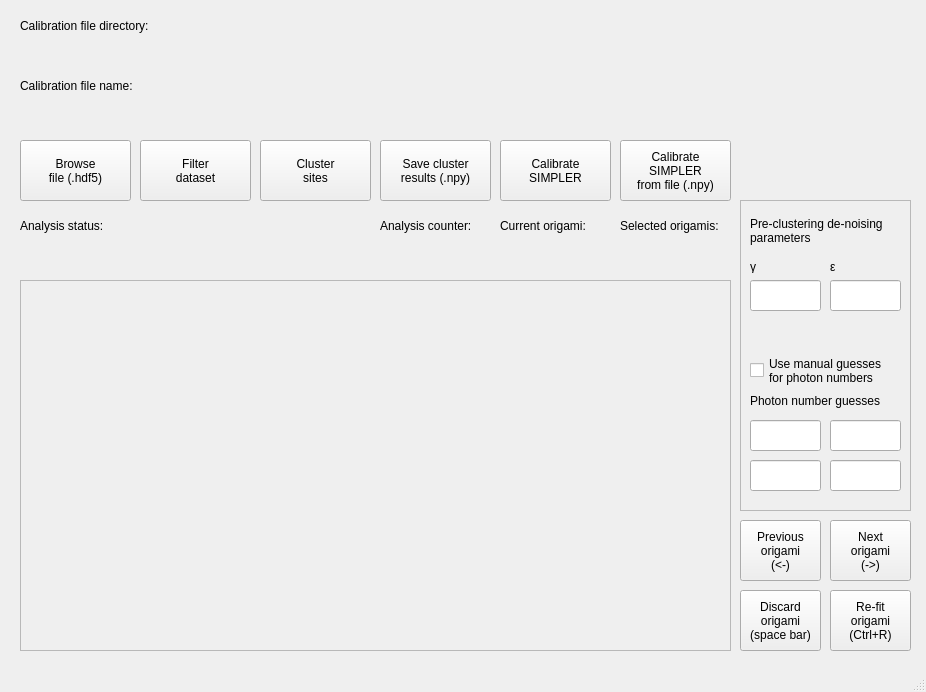
Above: src/picasimpler/UI/calibration_ui.ui from azelcer/picasimpler before the change. Below: the same form after it.
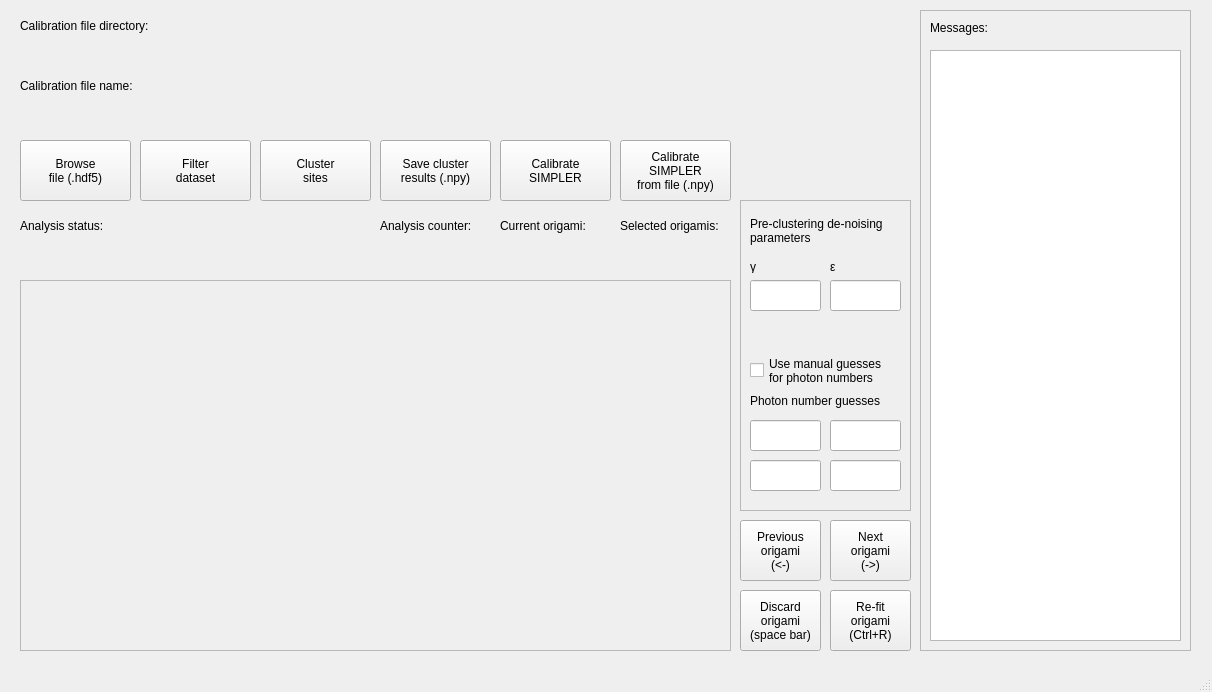
That is the form after the change. Custom widgets are drawn as their Qt base class.

Commit message: add custom logging on UI

Diff of the .ui file:
```diff
--- a/src/picasimpler/UI/calibration_ui.ui
+++ b/src/picasimpler/UI/calibration_ui.ui
@@ -6,7 +6,7 @@
    <rect>
     <x>0</x>
     <y>0</y>
-    <width>926</width>
+    <width>1212</width>
     <height>692</height>
    </rect>
   </property>
@@ -494,6 +494,45 @@
 from file (.npy)</string>
     </property>
    </widget>
+   <widget class="QFrame" name="frame">
+    <property name="geometry">
+     <rect>
+      <x>920</x>
+      <y>10</y>
+      <width>271</width>
+      <height>641</height>
+     </rect>
+    </property>
+    <property name="frameShape">
+     <enum>QFrame::StyledPanel</enum>
+    </property>
+    <property name="frameShadow">
+     <enum>QFrame::Raised</enum>
+    </property>
+    <widget class="QLabel" name="messages_title_label">
+     <property name="geometry">
+      <rect>
+       <x>10</x>
+       <y>10</y>
+       <width>81</width>
+       <height>16</height>
+      </rect>
+     </property>
+     <property name="text">
+      <string>Messages:</string>
+     </property>
+    </widget>
+    <widget class="QTextEdit" name="messages_textedit">
+     <property name="geometry">
+      <rect>
+       <x>10</x>
+       <y>40</y>
+       <width>251</width>
+       <height>591</height>
+      </rect>
+     </property>
+    </widget>
+   </widget>
    <zorder>color_frame</zorder>
    <zorder>filter_button</zorder>
    <zorder>analysis_status_label</zorder>
```
Left out of the diff: 1 changed line with no effect on the pictures. The commit also changes 5 other files.
